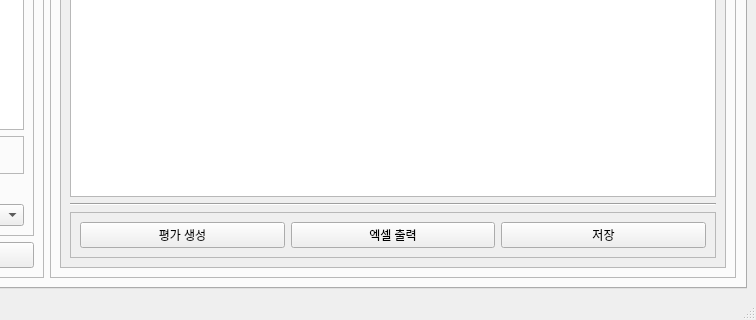
Qt form manager.ui (chlwodud77/student-assesment-manager) before a commit; both pictures show x 276 to 1032 and y 335 to 655 of the 1032 by 655 pixel window.
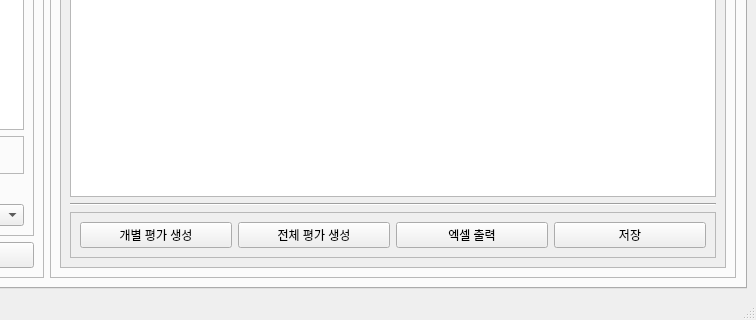
The same form after that commit.

Diff of the .ui file:
```diff
--- a/manager.ui
+++ b/manager.ui
@@ -726,10 +726,17 @@
                   <enum>QFrame::Raised</enum>
                  </property>
                  <layout class="QHBoxLayout" name="horizontalLayout_11">
+                  <item>
+                   <widget class="QPushButton" name="createIndiAssesmentBtn">
+                    <property name="text">
+                     <string>개별 평가 생성</string>
+                    </property>
+                   </widget>
+                  </item>
                   <item>
                    <widget class="QPushButton" name="createAssesmentBtn">
                     <property name="text">
-                     <string>평가 생성</string>
+                     <string>전체 평가 생성</string>
                     </property>
                    </widget>
                   </item>
```
Left out of the diff: 16 changed lines with no effect on the pictures.
